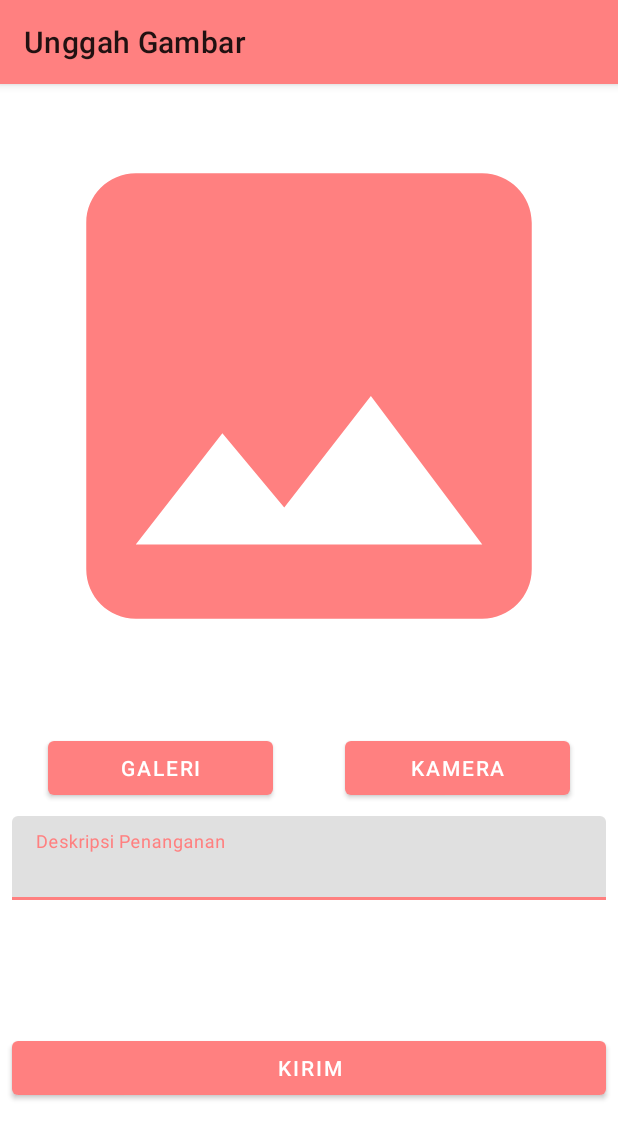
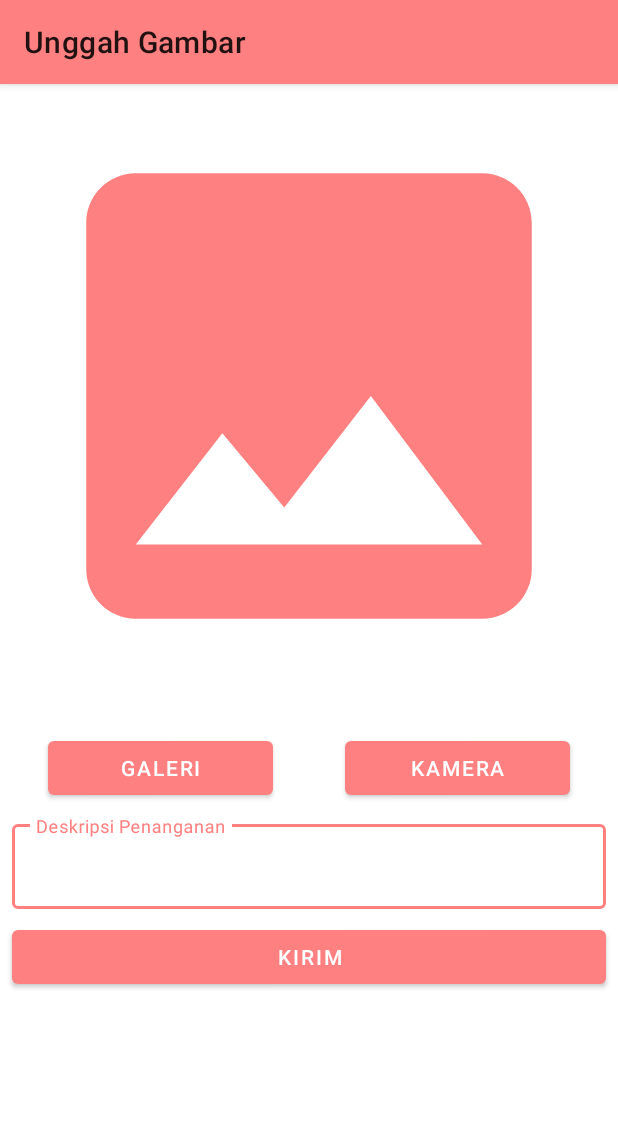
Before and after one commit to JonathanAlzndr/RescueHub, an Android app: the UploadActivity screen opened directly, with no data from a screen before it, on a phone screen of 412 x 824 dp. Shown: the top 1139 px of the screen. Run offline under Robolectric (Android 15) with nearby library versions, the phone set to English and light mode, and no system bars.

Commit message:
Fixing the button and textfield on upload activity

```diff
--- a/app/src/main/res/layout/activity_upload.xml
+++ b/app/src/main/res/layout/activity_upload.xml
@@ -6,6 +6,16 @@
     android:layout_width="match_parent"
     android:layout_height="match_parent"
     tools:context=".ui.upload.UploadActivity">
+
+    <ScrollView
+        android:layout_width="match_parent"
+        android:layout_height="0dp"
+        app:layout_constraintBottom_toBottomOf="parent"
+        app:layout_constraintTop_toTopOf="parent">
+
+        <androidx.constraintlayout.widget.ConstraintLayout
+            android:layout_width="match_parent"
+            android:layout_height="wrap_content">
 
             <ImageView
                 android:id="@+id/iv_preview"
@@ -42,7 +52,7 @@
 
             <com.google.android.material.textfield.TextInputLayout
                 android:id="@+id/filledTextField"
-        style="?attr/textInputFilledStyle"
+                style="?attr/textInputOutlinedStyle"
                 android:layout_width="match_parent"
                 android:layout_height="wrap_content"
                 android:layout_margin="8dp"
@@ -62,11 +72,14 @@
                 android:layout_width="match_parent"
                 android:layout_height="wrap_content"
                 android:layout_margin="8dp"
+                android:layout_marginBottom="30dp"
                 android:text="kirim"
                 app:layout_constraintBottom_toBottomOf="parent"
                 app:layout_constraintEnd_toEndOf="parent"
                 app:layout_constraintStart_toStartOf="parent"
-        android:layout_marginBottom="30dp"
                 app:layout_constraintTop_toBottomOf="@id/filledTextField" />
 
         </androidx.constraintlayout.widget.ConstraintLayout>
+    </ScrollView>
+
+</androidx.constraintlayout.widget.ConstraintLayout>
```
Lines whose indentation alone changed are shown as unchanged.
